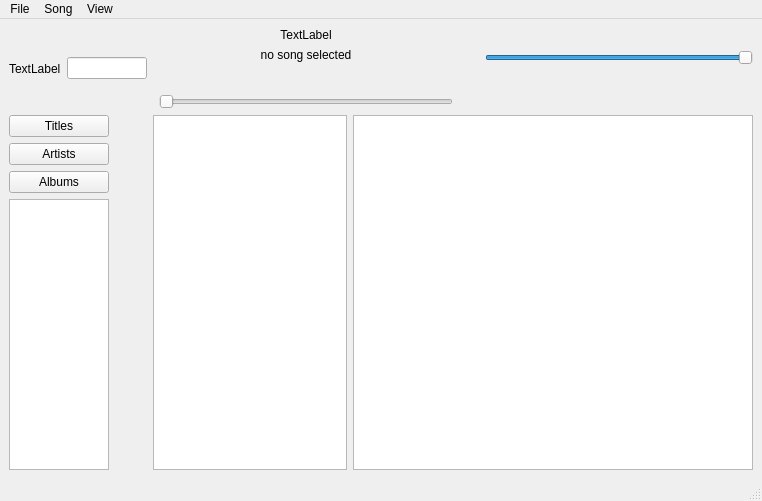
First picture: the form in CODE/soundpp/soundpp-prototype/mainwindow.ui, repository b1t00/soundpp, before the edit.
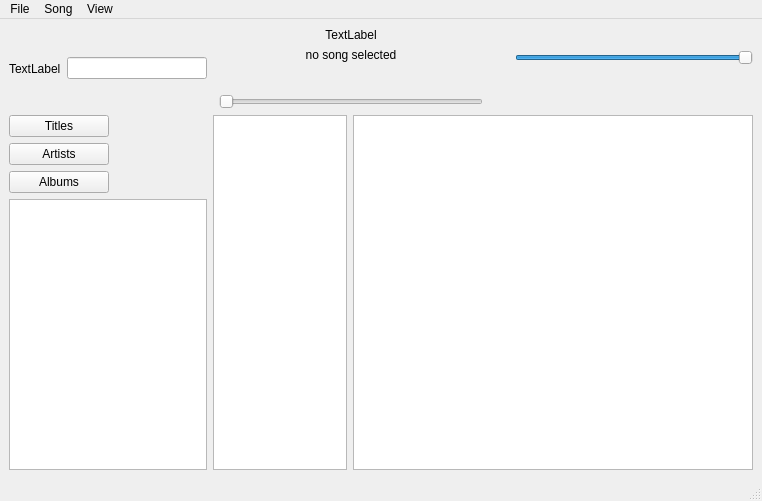
Second picture: the form after the edit. Icons and pictures are not drawn.

Commit message: removed artist class

The edit to the form file:
```diff
--- a/CODE/soundpp/soundpp-prototype/mainwindow.ui
+++ b/CODE/soundpp/soundpp-prototype/mainwindow.ui
@@ -100,18 +100,11 @@
           </property>
          </widget>
         </item>
+        <item>
+         <widget class="QTableView" name="playlist_tableView"/>
+        </item>
        </layout>
       </item>
-      <item>
-       <widget class="QTreeView" name="playlist_treeView">
-        <property name="maximumSize">
-         <size>
-          <width>100</width>
-          <height>16777215</height>
-         </size>
-        </property>
-       </widget>
-      </item>
      </layout>
     </item>
     <item row="3" column="2">
```
Left out of the diff: 2 changed lines with no effect on the pictures. The commit also changes 6 other files.
